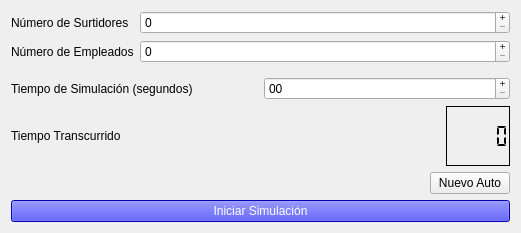
Before: the Qt Designer form tp1/mainwindow.ui in fedefarina/concu20141c, drawn with Qt 5.
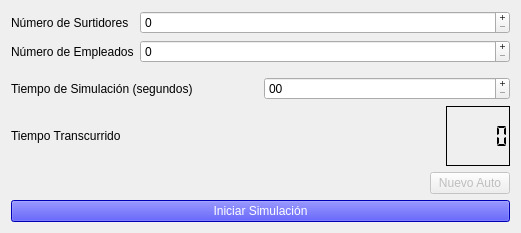
After: the same form once the commit is applied.

Commit message: Habilito y deshabilito el boton NuevoAuto segun corresponda

The edit to the form file:
```diff
--- a/tp1/mainwindow.ui
+++ b/tp1/mainwindow.ui
@@ -213,6 +213,9 @@
       </item>
       <item>
        <widget class="QPushButton" name="nuevoAuto">
+        <property name="enabled">
+         <bool>false</bool>
+        </property>
         <property name="sizePolicy">
          <sizepolicy hsizetype="Fixed" vsizetype="Fixed">
           <horstretch>0</horstretch>
```
The commit also changes 2 other files.
